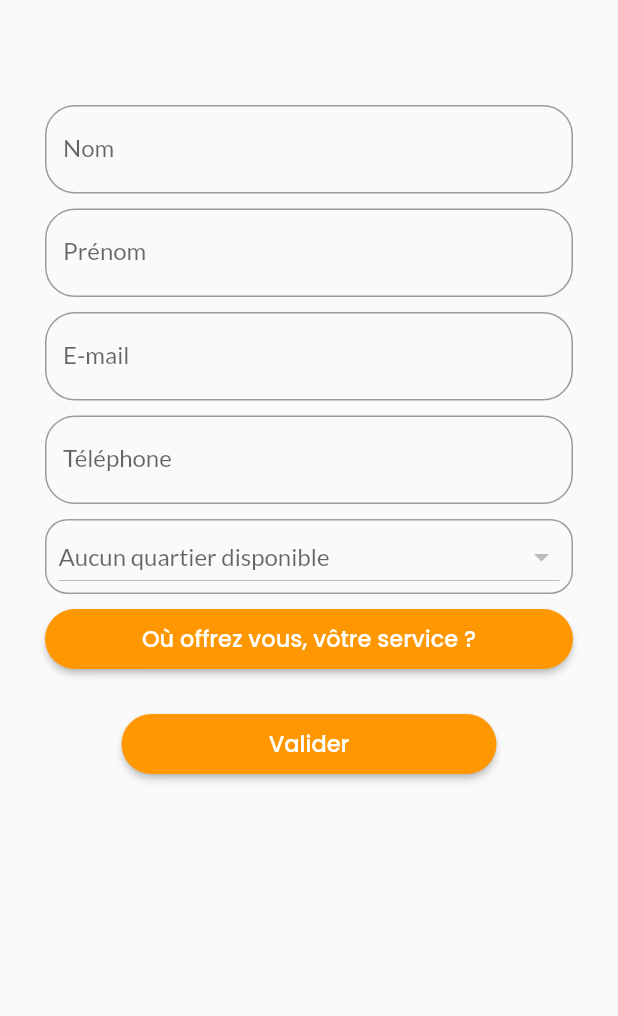
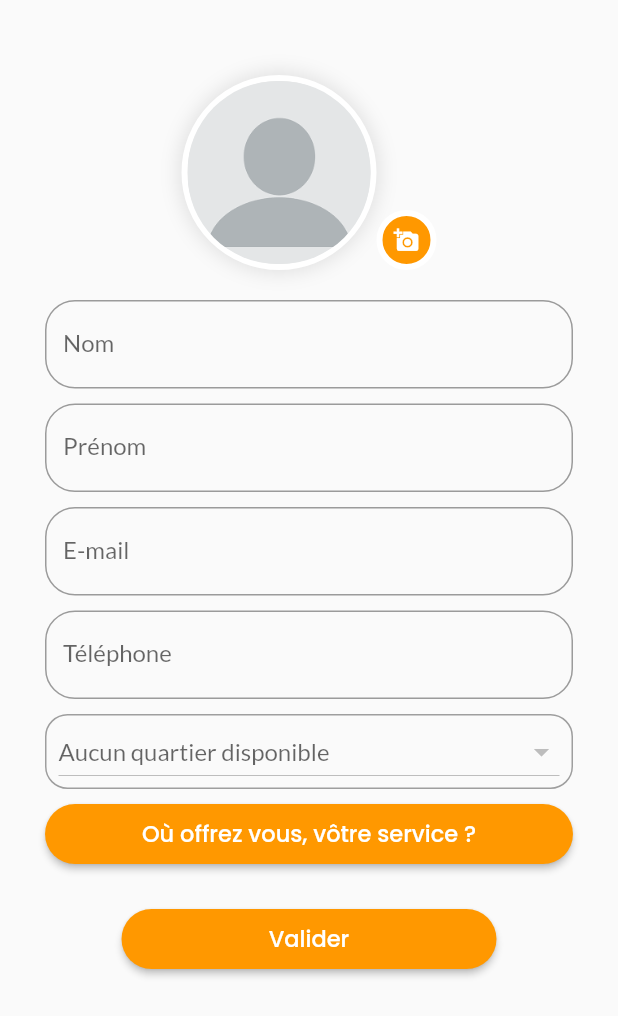
Before and after one commit to kislom23/mon_artisan, a Flutter app: the ProfilePage screen opened directly, after a tap on "Modifier", on a phone screen of 412 x 824 dp. Shown: the top 1016 px of the screen. Run offline on Flutter 3.47's test engine with Material 2 defaults, Android fonts, the light colour scheme and no system bars; our stand-ins replace carousel_slider, flutter_rating_bar, fluttertoast, google_fonts, google_nav_bar, image_picker and 1 more; missing offline and left inert: map_location_picker, modern_form_line_awesome_icons; accounts and stored records are empty; network calls fail.

Commit message:
edit_user_profile

```diff
--- a/lib/main.dart
+++ b/lib/main.dart
@@ -3,8 +3,8 @@
 import 'package:flutter/material.dart';
 import 'package:google_fonts/google_fonts.dart';
 import 'package:nye_dowola/modules/auth/Login.dart';
+import 'package:nye_dowola/screens/home.dart';
 import 'package:nye_dowola/screens/home_page.dart';
-import 'package:nye_dowola/screens/home.dart';
 import 'package:shared_preferences/shared_preferences.dart';
 
 void main() {
@@ -47,9 +47,10 @@ class _MyAppState extends State<MyApp> {
         '/login': (context) => const LoginPage(),
       },
       home: FutureBuilder<bool>(
+        /*  */
         future: _isLoggedIn,
         builder: (BuildContext context, AsyncSnapshot<bool> snapshot) {
-            if (snapshot.connectionState == ConnectionState.waiting) {
+          if (snapshot.connectionState == ConnectionState.waiting) {
             return Container(
               color: Colors.white,
               child: const Center(
--- a/lib/modules/artisan/editProfile.dart
+++ b/lib/modules/artisan/editProfile.dart
@@ -1,16 +1,19 @@
 // ignore_for_file: file_names, sized_box_for_whitespace, avoid_print, use_build_context_synchronously
 
 import 'dart:convert';
+import 'dart:typed_data';
 
 import 'package:flutter/material.dart';
 import 'package:fluttertoast/fluttertoast.dart';
 import 'package:google_fonts/google_fonts.dart';
 import 'package:http/http.dart' as http;
+import 'package:image_picker/image_picker.dart';
 import 'package:map_location_picker/map_location_picker.dart';
 import 'package:shared_preferences/shared_preferences.dart';
 
 class EditProfilePage extends StatefulWidget {
-  const EditProfilePage({Key? key}) : super(key: key);
+  final int id;
+  const EditProfilePage({Key? key, required this.id}) : super(key: key);
 
   @override
   State<EditProfilePage> createState() => _EditProfilePageState();
@@ -22,6 +25,20 @@ class _EditProfilePageState extends State<EditProfilePage> {
     super.initState();
     loadAuthToken();
     fetchData();
+  }
+
+  Uint8List? photoProfil;
+
+  Future<void> selectImage() async {
+    final picker = ImagePicker();
+    final pickedFile = await picker.pickImage(source: ImageSource.gallery);
+    if (pickedFile != null) {
+      final imageBytes = await pickedFile.readAsBytes();
+      setState(() {
+        photoProfil = imageBytes;
+        _buildProfileImage();
+      });
+    }
   }
 
   List<dynamic> data = [];
@@ -36,6 +53,7 @@ class _EditProfilePageState extends State<EditProfilePage> {
     setState(() {
       authToken = token ?? '';
       print(authToken);
+      print(widget.id);
     });
   }
 
@@ -85,7 +103,7 @@ class _EditProfilePageState extends State<EditProfilePage> {
     String prenom = _prenomController.text;
     String email = _emailController.text;
     String telephone = _telephoneController.text;
-    int quartierId = quartier;
+    //int quartierId = quartier;
 
     var res = await http.put(
       url,
@@ -94,11 +112,18 @@ class _EditProfilePageState extends State<EditProfilePage> {
         'Authorization': 'Bearer $authToken'
       },
       body: json.encode({
+        'id': widget.id,
         'nom': nom,
         'prenom': prenom,
         'email': email,
         'num_telephone': telephone,
-        'quartierId': quartierId,
+        'photo_profile': photoProfil,
+        'quartierId': 1,
+        'localisation': {
+          'adresse': '11 Agoe vakpoe',
+          'longitude': '76.098',
+          'latitude': '89.536',
+        }
       }),
     );
     if (res.statusCode == 200) {
@@ -116,6 +141,28 @@ class _EditProfilePageState extends State<EditProfilePage> {
         fontSize: 16,
       );
       print(res.statusCode);
+      print(res.body);
+    }
+  }
+
+  Widget _buildProfileImage() {
+    if (photoProfil == null) {
+      // Si aucune image n'est sélectionnée, affichez une image réseau
+      return ClipRRect(
+          borderRadius: BorderRadius.circular(60),
+          child: Image.asset(
+            "assets/images/télécharger.png",
+            fit: BoxFit.cover,
+          ));
+    } else {
+      // Si une image est sélectionnée, affichez l'image depuis la mémoire
+      return ClipRRect(
+        borderRadius: BorderRadius.circular(60),
+        child: Image.memory(
+          photoProfil!,
+          fit: BoxFit.cover,
+        ),
+      );
     }
   }
 
@@ -128,7 +175,52 @@ class _EditProfilePageState extends State<EditProfilePage> {
           child: Column(
             children: [
               const SizedBox(
-                height: 40,
+                height: 20,
+              ),
+              Row(
+                mainAxisAlignment: MainAxisAlignment.center,
+                crossAxisAlignment: CrossAxisAlignment.end,
+                children: [
+                  Container(
+                    width: 130,
+                    height: 130,
+                    decoration: BoxDecoration(
+                      border: Border.all(width: 4, color: Colors.white),
+                      boxShadow: [
+                        BoxShadow(
+                            spreadRadius: 2,
+                            blurRadius: 10,
+                            color: Colors.black.withOpacity(0.1))
+                      ],
+                      shape: BoxShape.circle,
+                    ),
+                    child: _buildProfileImage(),
+                  ),
+                  GestureDetector(
+                    onTap: () {
+                      selectImage();
+                    },
+                    child: Positioned(
+                      child: Container(
+                        height: 40,
+                        width: 40,
+                        decoration: BoxDecoration(
+                          shape: BoxShape.circle,
+                          border: Border.all(width: 4, color: Colors.white),
+                          color: Colors.orange,
+                        ),
+                        child: const Icon(
+                          Icons.add_a_photo,
+                          size: 17,
+                          color: Colors.white,
+                        ),
+                      ),
+                    ),
+                  ),
+                ],
+              ),
+              const SizedBox(
+                height: 20,
               ),
               TextField(
                 controller: _nomController,
--- a/lib/modules/artisan/profile_page.dart
+++ b/lib/modules/artisan/profile_page.dart
@@ -5,8 +5,8 @@ import 'dart:convert';
 import 'package:flutter/material.dart';
 import 'package:fluttertoast/fluttertoast.dart';
 import 'package:google_fonts/google_fonts.dart';
+import 'package:http/http.dart' as http;
 import 'package:modern_form_line_awesome_icons/modern_form_line_awesome_icons.dart';
-import 'package:http/http.dart' as http;
 import 'package:nye_dowola/main.dart';
 import 'package:nye_dowola/modules/artisan/editProfile.dart';
 import 'package:shared_preferences/shared_preferences.dart';
@@ -105,6 +105,7 @@ class _ProfilePageState extends State<ProfilePage> {
   String telUser = '';
   String quartierUser = '';
   String photoUser = '';
+  int idUser = 0;
 
   Future<void> fetchData() async {
     final url =
@@ -118,7 +119,9 @@ class _ProfilePageState extends State<ProfilePage> {
     );
 
     if (response.statusCode == 200) {
+      print(response.body);
       Map<String, dynamic> responseData = json.decode(response.body);
+      int userId = responseData['id'];
       String nom = responseData['nom'].toString();
       String prenom = responseData['prenom'].toString();
       String email = responseData['email'].toString();
@@ -133,6 +136,7 @@ class _ProfilePageState extends State<ProfilePage> {
         telUser = tel;
         quartierUser = quartier;
         photoUser = photo;
+        idUser = userId;
       });
     } else {
       print("Erreur: ${response.statusCode}");
@@ -185,7 +189,9 @@ class _ProfilePageState extends State<ProfilePage> {
                       Navigator.push(
                           context,
                           MaterialPageRoute(
-                              builder: (context) => const EditProfilePage()));
+                              builder: (context) => EditProfilePage(
+                                    id: idUser,
+                                  )));
                     },
                     style: ElevatedButton.styleFrom(
                         side: BorderSide.none, shape: const StadiumBorder()),
--- a/pubspec.yaml
+++ b/pubspec.yaml
@@ -48,6 +48,7 @@ dependencies:
   modern_form_line_awesome_icons: ^2.0.1
   url_launcher: ^6.1.11
   map_location_picker: ^1.2.6
+  image_picker: ^1.0.2
 
 
 dev_dependencies:
```
Also changed, not shown: pubspec.lock, 6 other files.
